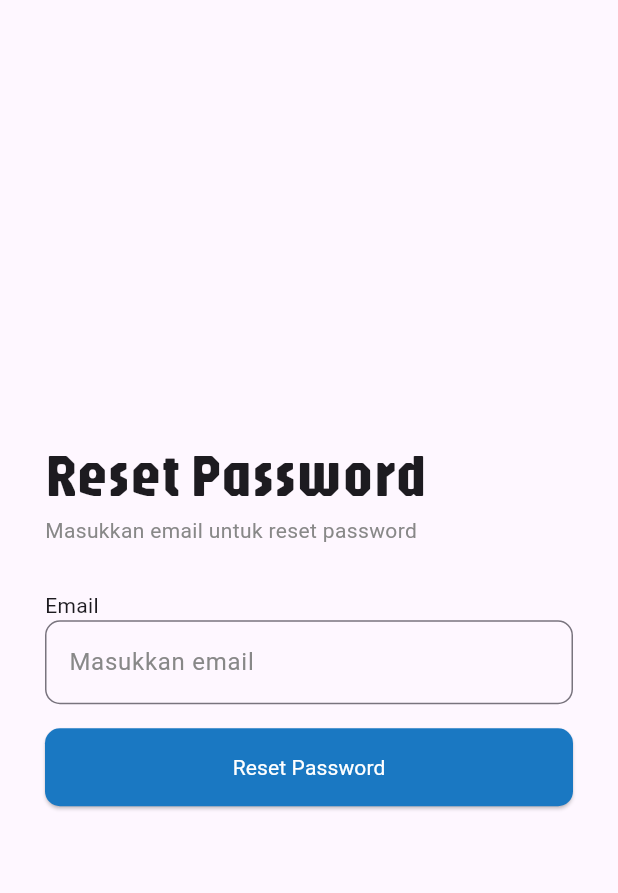
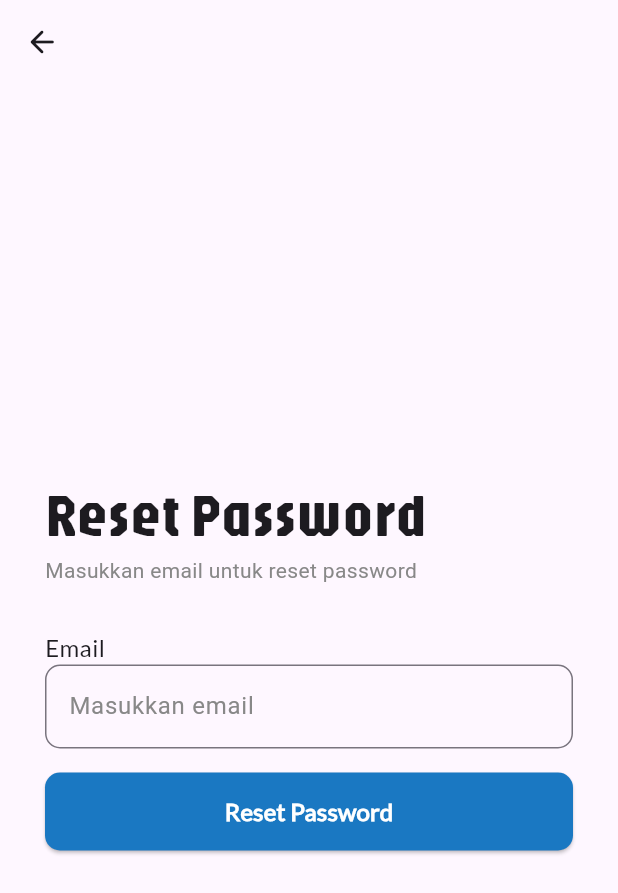
Before and after one commit to FarhanSFix/kost_app, a Flutter app: the RegisterView screen opened by its route, after a tap on "Login", after a tap on "Lupa Password?", on a phone screen of 412 x 824 dp. Shown: the top 893 px of the screen. Run offline on Flutter 3.47's test engine with Material 3 defaults, Android fonts, the phone set to English and light mode, and no system bars; our stand-ins replace cloud_firestore, firebase_auth, firebase_core, get; accounts and stored records are empty.

Commit message:
fixing login

```diff
--- a/lib/app/modules/login/views/login_view.dart
+++ b/lib/app/modules/login/views/login_view.dart
@@ -15,7 +15,9 @@ class LoginView extends GetView<LoginController> {
     return Scaffold(
       body: Padding(
         padding: EdgeInsets.all(30),
-        child: Column(
+        child: Stack(
+          children: [
+            Column(
               mainAxisAlignment: MainAxisAlignment.center,
               crossAxisAlignment: CrossAxisAlignment.start,
               children: [
@@ -30,25 +32,29 @@ class LoginView extends GetView<LoginController> {
                 Text(
                   "Masuk dan nikmati banyak fitur untuk mengelola kos",
                   style: TextStyle(
-                  fontFamily: 'Roboto', fontSize: 14, color: Color(0xFF888888)),
+                      fontFamily: 'Roboto',
+                      fontSize: 14,
+                      color: Color(0xFF888888)),
                 ),
                 SizedBox(
                   height: 30,
                 ),
-            Text("Email"),
+                Text("Email",
+                    style: TextStyle(fontFamily: 'Lato', fontSize: 16)),
                 TextField(
                   controller: controller.emailController,
                   decoration: InputDecoration(
                     hintText: 'Masukkan email',
                     hintStyle: TextStyle(color: Color(0xFF888888)),
-                border:
-                    OutlineInputBorder(borderRadius: BorderRadius.circular(10)),
+                    border: OutlineInputBorder(
+                        borderRadius: BorderRadius.circular(10)),
                   ),
                 ),
                 SizedBox(
                   height: 8,
                 ),
-            Text("Password"),
+                Text("Password",
+                    style: TextStyle(fontFamily: 'Lato', fontSize: 16)),
                 Obx(() {
                   return TextField(
                     controller: controller.passwordController,
@@ -98,15 +104,24 @@ class LoginView extends GetView<LoginController> {
                     controller.login(controller.emailController.text,
                         controller.passwordController.text);
                   },
-              child: Text("Masuk"),
+                  child: Text("Masuk",
+                      style: TextStyle(
+                        fontFamily: 'Lato',
+                        fontSize: 16,
+                        fontWeight: FontWeight.bold,
+                      )),
                 ),
                 SizedBox(height: 16),
+              ],
+            ),
             Align(
               alignment: Alignment.bottomCenter,
               child: Row(
                 mainAxisAlignment: MainAxisAlignment.center,
                 children: [
-                  Text("Belum punya akun?"),
+                  Text(
+                    "Belum punya akun?",
+                  ),
                   TextButton(
                       onPressed: () => Get.offNamed(Routes.REGISTER),
                       child: Text(
--- a/lib/app/modules/register/views/register_view.dart
+++ b/lib/app/modules/register/views/register_view.dart
@@ -15,7 +15,9 @@ class RegisterView extends GetView<RegisterController> {
     return Scaffold(
       body: Padding(
         padding: EdgeInsets.all(30),
-        child: Column(
+        child: Stack(
+          children: [
+            Column(
               mainAxisAlignment: MainAxisAlignment.center,
               crossAxisAlignment: CrossAxisAlignment.start,
               children: [
@@ -30,38 +32,43 @@ class RegisterView extends GetView<RegisterController> {
                 Text(
                   "Buat akun dan kelola kos anda dengan mudah",
                   style: TextStyle(
-                  fontFamily: 'Roboto', fontSize: 14, color: Color(0xFF888888)),
+                      fontFamily: 'Roboto',
+                      fontSize: 14,
+                      color: Color(0xFF888888)),
                 ),
                 SizedBox(
                   height: 30,
                 ),
-            Text("Nama Lengkap"),
+                Text("Nama Lengkap",
+                    style: TextStyle(fontFamily: 'Lato', fontSize: 16)),
                 TextField(
                   controller: controller.usernameController,
                   decoration: InputDecoration(
                     hintText: 'Masukkan nama lengkap',
                     hintStyle: TextStyle(color: Color(0xFF888888)),
-                border:
-                    OutlineInputBorder(borderRadius: BorderRadius.circular(10)),
+                    border: OutlineInputBorder(
+                        borderRadius: BorderRadius.circular(10)),
                   ),
                 ),
                 SizedBox(
                   height: 8,
                 ),
-            Text("Email"),
+                Text("Email",
+                    style: TextStyle(fontFamily: 'Lato', fontSize: 16)),
                 TextField(
                   controller: controller.emailController,
                   decoration: InputDecoration(
                     hintText: 'Masukkan email',
                     hintStyle: TextStyle(color: Color(0xFF888888)),
-                border:
-                    OutlineInputBorder(borderRadius: BorderRadius.circular(10)),
+                    border: OutlineInputBorder(
+                        borderRadius: BorderRadius.circular(10)),
                   ),
                 ),
                 SizedBox(
                   height: 8,
                 ),
-            Text("Password"),
+                Text("Password",
+                    style: TextStyle(fontFamily: 'Lato', fontSize: 16)),
                 Obx(() {
                   return TextField(
                     controller: controller.passwordController,
@@ -88,7 +95,8 @@ class RegisterView extends GetView<RegisterController> {
                 SizedBox(
                   height: 8,
                 ),
-            Text("Konfirmasi Password"),
+                Text("Konfirmasi Password",
+                    style: TextStyle(fontFamily: 'Lato', fontSize: 16)),
                 Obx(() {
                   return TextField(
                     controller: controller.confirmPasswordController,
@@ -129,9 +137,18 @@ class RegisterView extends GetView<RegisterController> {
                         controller.passwordController.text,
                         controller.confirmPasswordController.text);
                   },
-              child: Text("Buat Akun"),
+                  child: Text(
+                    "Buat Akun",
+                    style: TextStyle(
+                      fontFamily: 'Lato',
+                      fontSize: 16,
+                      fontWeight: FontWeight.bold,
+                    ),
+                  ),
                 ),
                 SizedBox(height: 16),
+              ],
+            ),
             Align(
               alignment: Alignment.bottomCenter,
               child: Row(
--- a/lib/app/modules/reset_password/views/reset_password_view.dart
+++ b/lib/app/modules/reset_password/views/reset_password_view.dart
@@ -11,6 +11,13 @@ class ResetPasswordView extends GetView<ResetPasswordController> {
   @override
   Widget build(BuildContext context) {
     return Scaffold(
+      appBar: AppBar(
+        leading: IconButton(
+            onPressed: () => Get.offNamed(Routes.LOGIN),
+            icon: Icon(
+              Icons.arrow_back_rounded,
+            )),
+      ),
       body: Padding(
         padding: EdgeInsets.all(30),
         child: Column(
@@ -29,7 +36,10 @@ class ResetPasswordView extends GetView<ResetPasswordController> {
             SizedBox(
               height: 30,
             ),
-            Text("Email"),
+            Text(
+              "Email",
+              style: TextStyle(fontFamily: 'Lato', fontSize: 16),
+            ),
             TextField(
               controller: controller.emailController,
               decoration: InputDecoration(
@@ -52,7 +62,12 @@ class ResetPasswordView extends GetView<ResetPasswordController> {
               onPressed: () {
                 controller.resetPassword(controller.emailController.text);
               },
-              child: Text("Reset Password"),
+              child: Text("Reset Password",
+                  style: TextStyle(
+                    fontFamily: 'Lato',
+                    fontSize: 16,
+                    fontWeight: FontWeight.bold,
+                  )),
             ),
           ],
         ),
--- a/lib/app/modules/splash/controllers/splash_controller.dart
+++ b/lib/app/modules/splash/controllers/splash_controller.dart
@@ -17,9 +17,9 @@ class SplashController extends GetxController {
   void _checkLoginStatus() {
     User? user = FirebaseAuth.instance.currentUser;
     if (user != null) {
-      Get.offAllNamed(Routes.HOME);
+      Get.offNamed(Routes.HOME);
     } else {
-      Get.offAllNamed(Routes.LOGIN);
+      Get.offNamed(Routes.LOGIN);
     }
   }
 }
--- a/lib/app/modules/splash/views/splash_view.dart
+++ b/lib/app/modules/splash/views/splash_view.dart
@@ -21,9 +21,8 @@ class SplashView extends GetView<SplashController> {
             ),
             Align(
               alignment: Alignment.bottomCenter,
-              child: Text(
-                "Design by KitKat Team",
-              ),
+              child: Text("Design by KitKat Team",
+                  style: TextStyle(fontFamily: 'Roboto', fontSize: 14)),
             )
           ],
         ),
--- a/pubspec.yaml
+++ b/pubspec.yaml
@@ -88,6 +88,9 @@ flutter:
     - family: Roboto
       fonts:
         - asset: fonts/Roboto-Regular.ttf
+    - family: Lato
+      fonts:
+        - asset: fonts/Lato-Regular.ttf
   #       - asset: fonts/TrajanPro_Bold.ttf
   #         weight: 700
   #
```
Also changed, not shown: fonts/Lato-Regular.ttf (added). Lines whose indentation alone changed are shown as unchanged.
